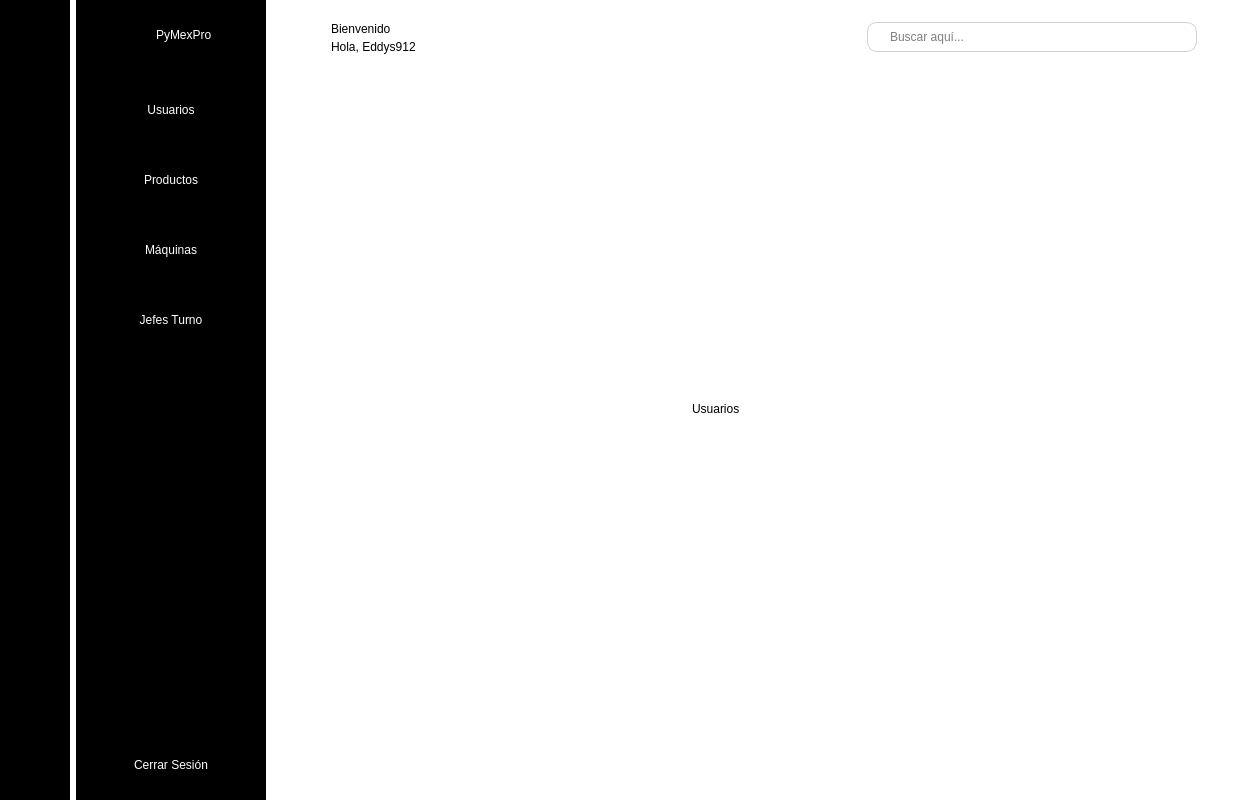
Eddys912/pymexpro, file src/views/main_view.ui: the form before one commit.
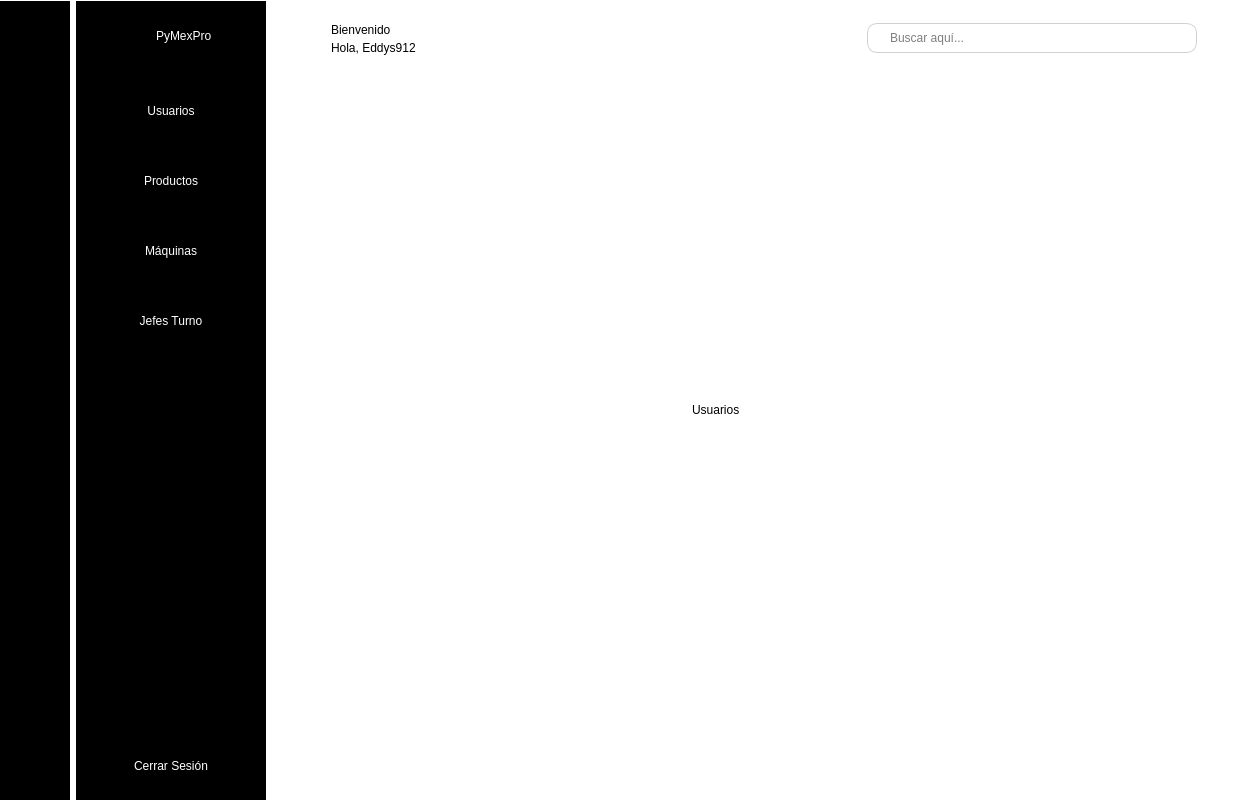
The form after the commit. Icons and pictures are not drawn.

Diff of the .ui file:
```diff
--- a/src/views/main_view.ui
+++ b/src/views/main_view.ui
@@ -35,7 +35,7 @@
       <x>0</x>
       <y>0</y>
       <width>1251</width>
-      <height>801</height>
+      <height>802</height>
      </rect>
     </property>
     <layout class="QGridLayout" name="gridLayout_3">
```
